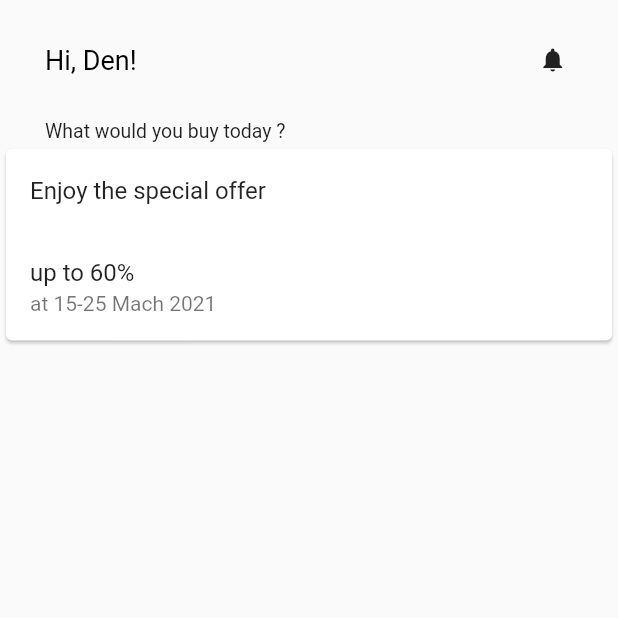
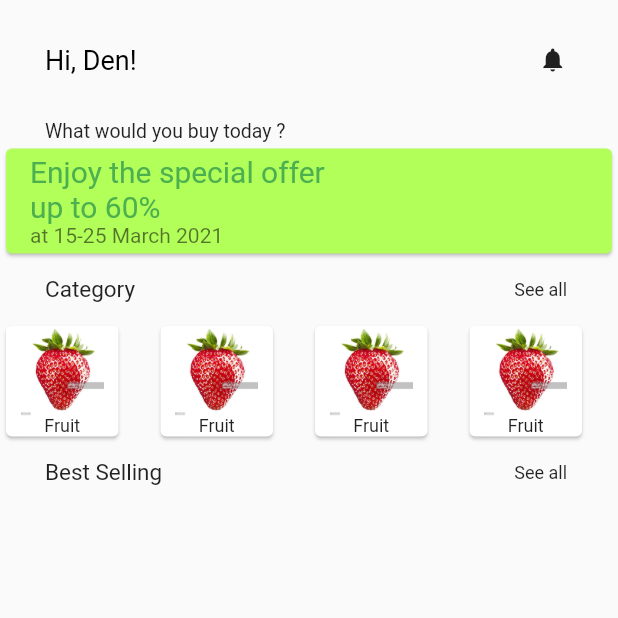
Before and after one commit to zeeshi045/Flutter-Projects, a Flutter app: the screen it shows after launch, on a phone screen of 412 x 824 dp, the top half of it. Run offline on Flutter 3.47's test engine with Material 2 defaults, Android fonts, the phone set to English and light mode, and no system bars; drawn by our look-alikes of auto_size_text.

Commit message:
60% done
half assignment hogi han coloring or setting rhti han abi

```diff
--- a/userinterfacefirst/lib/main.dart
+++ b/userinterfacefirst/lib/main.dart
@@ -44,21 +44,142 @@ class MyApp extends StatelessWidget {
           ),
           ),
           Card(
+            color: Colors.lightGreenAccent,
             child: Column(
             children: [
               ListTile(
-                title:  Text('Enjoy the special offer'),
-              ),
-              ListTile(
-                title:  Text('up to 60%'),
+                title:  AutoSizeText('Enjoy the special offer\nup to 60%',
+                style: TextStyle(color: Colors.green,
+                  fontSize: 20,
+                ),
+                ),
                 subtitle: Text(
-                  'at 15-25 Mach 2021',
-                  // style: TextStyle(color: Colors.black.withOpacity(0.6)),
+                  'at 15-25 March 2021',
                 ),
               ),
                 ],
-
             ),
+          ),
+            Row(
+              children:[
+                SizedBox(width: 30,
+                  height: 40,),
+            AutoSizeText('Category',
+              style: TextStyle(
+                fontSize:15,
+              ),
+            ),
+              Spacer(),
+              AutoSizeText('See all',
+                style: TextStyle(
+                  fontSize:8,
+                ),
+              ),
+                SizedBox(width: 34),
+      ],
+            ),
+          Row(
+            children: [
+              Expanded(child:
+              Card(
+                child: Column(
+                  children: [
+                  Image.asset(
+                  'images/str.jpg',
+                    width: 60,
+                    height: 60,
+                  ),
+                AutoSizeText('Fruit',
+                  style: TextStyle(
+                    fontSize:8,
+                  ),),
+                  ],
+                ),
+              ),
+              ),
+              SizedBox(
+                width: 20,
+              ),
+              Expanded(child:
+              Card(
+                child: Column(
+                  children: [
+                    Image.asset(
+                      'images/str.jpg',
+                      width: 60,
+                      height: 60,
+                    ),
+                    AutoSizeText('Fruit',
+                      style: TextStyle(
+                        fontSize:8,
+                      ),),
+                  ],
+                ),
+              ),
+              ),
+              SizedBox(
+                width: 20,
+              ),
+              Expanded(
+                child:
+              Card(
+                child: Column(
+                  children: [
+                    Image.asset(
+                      'images/str.jpg',
+                      width: 60,
+                      height: 60,
+                    ),
+                    AutoSizeText('Fruit',
+                      style: TextStyle(
+                        fontSize:8,
+                      ),),
+                  ],
+                ),
+              ),
+              ),
+              SizedBox(
+                width: 20,
+              ),
+              Expanded(child:
+              Card(
+                child: Column(
+                  children: [
+                    Image.asset(
+                      'images/str.jpg',
+                      width: 60,
+                      height: 60,
+                    ),
+                    AutoSizeText('Fruit',
+                      style: TextStyle(
+                        fontSize:8,
+                      ),),
+                  ],
+                ),
+              ),
+              ),
+              SizedBox(
+                width: 20,
+              ),
+            ],
+          ),
+          Row(
+            children:[
+              SizedBox(width: 30,
+                height: 40,),
+              AutoSizeText('Best Selling',
+                style: TextStyle(
+                  fontSize:15,
+                ),
+              ),
+              Spacer(),
+              AutoSizeText('See all',
+                style: TextStyle(
+                  fontSize:8,
+                ),
+              ),
+              SizedBox(width: 34),
+            ],
           ),
 
   ],
```
Also changed, not shown: userinterfacefirst/pubspec.yaml (+6 -2 lines), userinterfacefirst/images/str.jpg (added).
